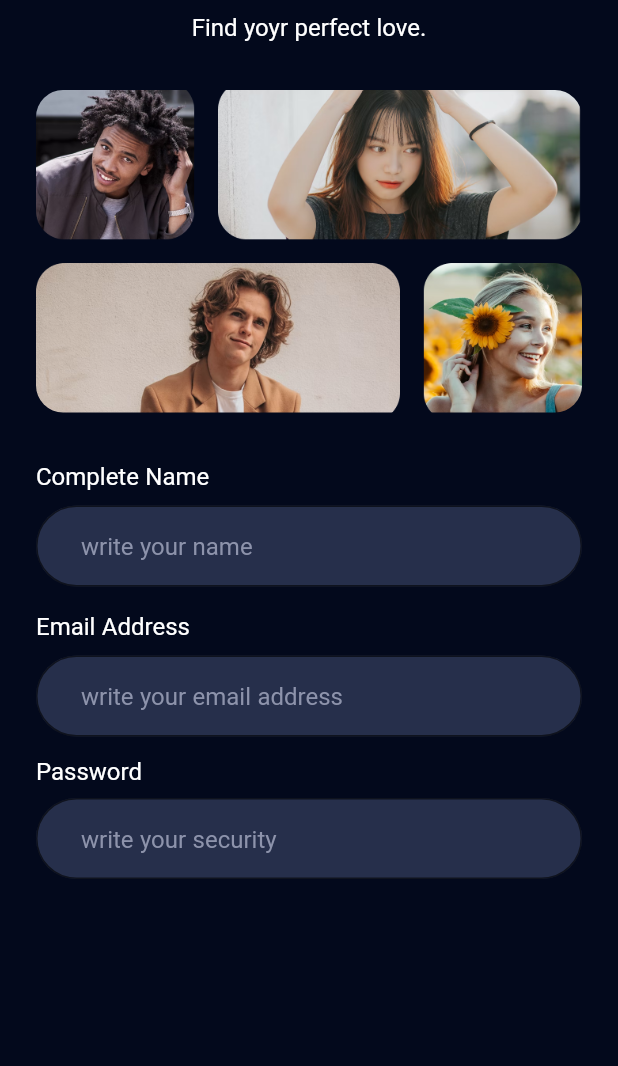
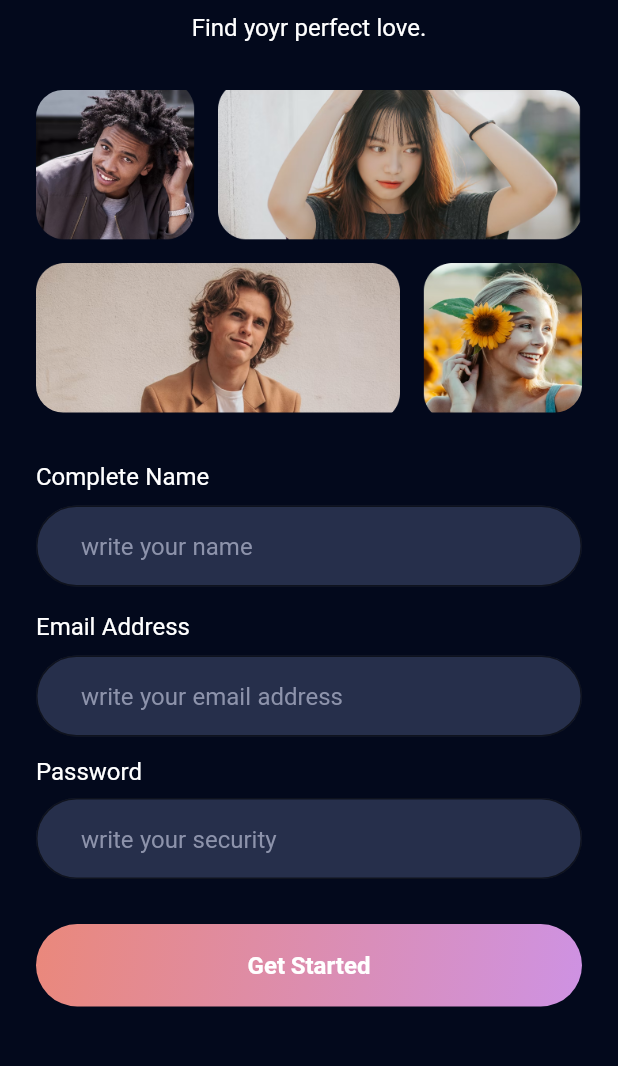
Before and after one commit to magerngoding/Tinder-App, a Flutter app: the screen it shows after launch, on a phone screen of 412 x 824 dp, the part 126-1192 px from its top. Run offline on Flutter 3.47's test engine with Material 2 defaults, Android fonts, the phone set to English and light mode, and no system bars; our stand-ins replace google_fonts.

Commit message:
Slicing sign up screen custom button and text button widget

```diff
--- /dev/null
+++ b/lib/src/common_widgets/custome_button_widget.dart
@@ -0,0 +1,46 @@
+// ignore_for_file: public_member_api_docs, sort_constructors_first
+import 'package:flutter/material.dart';
+
+import 'package:tinder_app/src/theme_manager/color_manager.dart';
+import 'package:tinder_app/src/theme_manager/font_manager.dart';
+import 'package:tinder_app/src/theme_manager/style_manager.dart';
+
+class CustomeButtonWidget extends StatelessWidget {
+  final String title;
+  final VoidCallback onTap;
+
+  CustomeButtonWidget({
+    Key? key,
+    required this.title,
+    required this.onTap,
+  }) : super(key: key);
+
+  @override
+  Widget build(BuildContext context) {
+    return GestureDetector(
+      onTap: onTap,
+      child: Container(
+        width: double.infinity,
+        height: 55,
+        alignment: Alignment.center,
+        decoration: BoxDecoration(
+          borderRadius: BorderRadius.circular(50),
+          gradient: LinearGradient(
+            colors: [
+              ColorManager.pink,
+              ColorManager.purple,
+            ],
+            begin: Alignment.topLeft,
+            end: Alignment.bottomRight,
+          ),
+        ),
+        child: Text(
+          title,
+          style: getWhiteTextStyle(
+            fontWeight: FontWeightManager.semiBold,
+          ),
+        ),
+      ),
+    );
+  }
+}
--- a/lib/src/features/authentication/presentation/sign_up_screen.dart
+++ b/lib/src/features/authentication/presentation/sign_up_screen.dart
@@ -2,6 +2,8 @@
 
 import 'package:flutter/material.dart';
 import 'package:tinder_app/src/common_widgets/banner_widget.dart';
+import 'package:tinder_app/src/common_widgets/custome_button_widget.dart';
+import 'package:tinder_app/src/common_widgets/custome_text_button_widget.dart';
 import 'package:tinder_app/src/common_widgets/custome_text_field_widget.dart';
 import 'package:tinder_app/src/theme_manager/values_manager.dart';
 
@@ -54,6 +56,20 @@ class _SignUpScreenState extends State<SignUpScreen> {
                 controller: passwordController,
                 isObscure: true,
               ),
+              SizedBox(
+                height: AppSize.s16,
+              ),
+              CustomeButtonWidget(
+                title: 'Get Started',
+                onTap: () {},
+              ),
+              SizedBox(
+                height: AppSize.s20,
+              ),
+              CustomeTextButtonWidget(
+                title: 'Sign in to My Account',
+                onPressed: () {},
+              ),
             ],
           ),
         ),
```
Also changed, not shown: lib/src/common_widgets/custome_text_button_widget.dart (added, +27 -0 lines).
